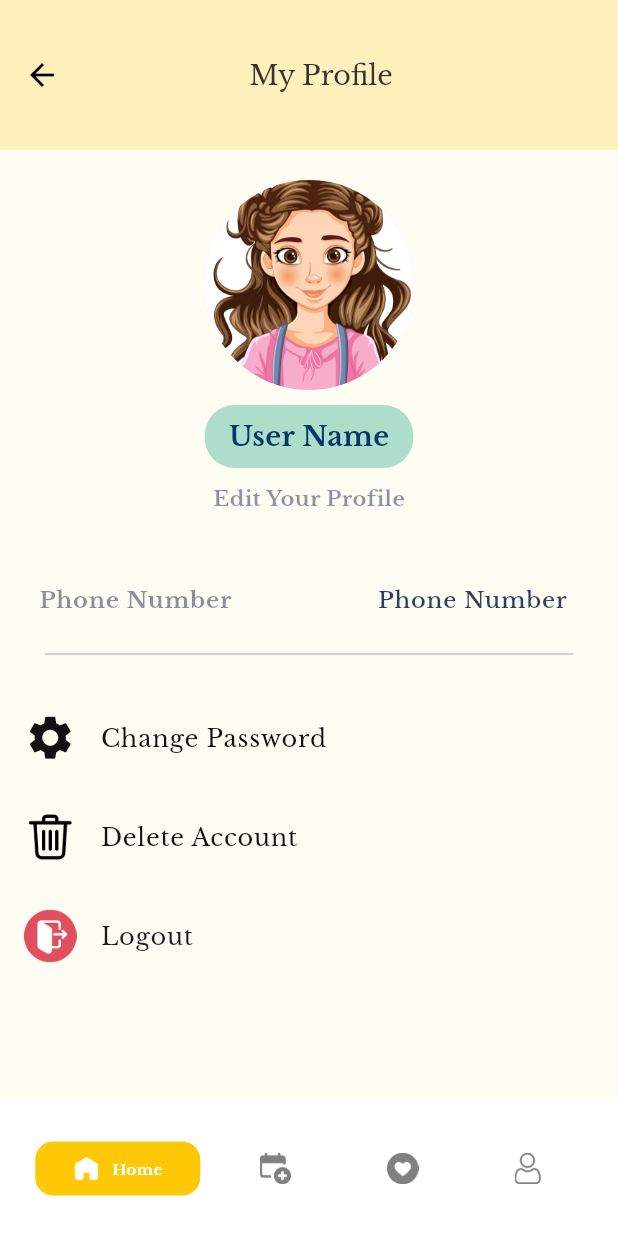
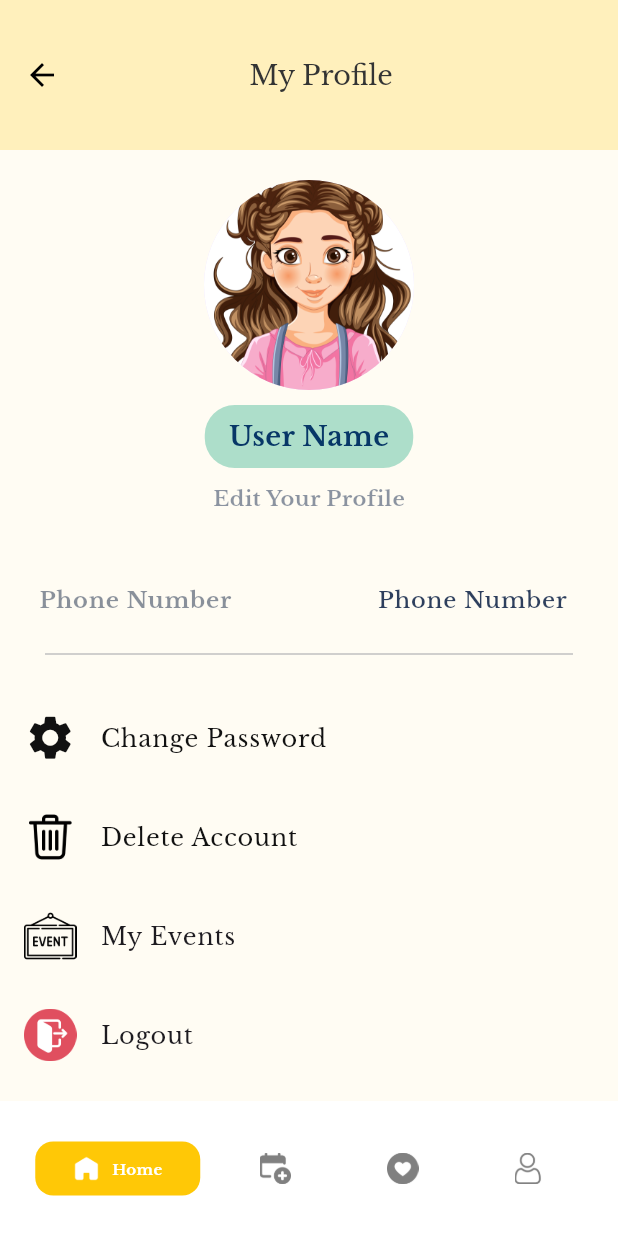
Before and after one commit to sneehaa/eventify, a Flutter app: the UserProfile screen opened by its route, on a phone screen of 412 x 824 dp. Run offline on Flutter 3.47's test engine with Material 3 defaults, Android fonts, the phone set to English and light mode, and no system bars; our stand-ins replace flutter_secure_storage, geocoding, geolocator, google_fonts, jwt_decoder, logger; missing offline and left inert: khalti_flutter; accounts and stored records are empty; network calls fail; statements that could not run were skipped.

Commit message:
Updated user profile feature

```diff
--- a/lib/features/profile/user_profile.dart
+++ b/lib/features/profile/user_profile.dart
@@ -35,10 +35,10 @@ class _UserProfileState extends State<UserProfile> {
     super.initState();
     final secureStorage = SecureStorage();
     userService = UserService(
-        baseUrl: 'http://localhost:5500/api/user/profile',
+        baseUrl: 'http://192.168.68.109:5500/api/user/profile',
         secureStorage: secureStorage,
-        deleteUrl: 'http://localhost:5500/api/user/delete',
-        editUrl: 'http://localhost:5500/api/user/edit');
+        deleteUrl: 'http://192.168.68.109:5500/api/user/delete',
+        editUrl: 'http://192.168.68.109:5500/api/user/edit');
     fetchUserId();
   }
 
@@ -92,7 +92,7 @@ class _UserProfileState extends State<UserProfile> {
         elevation: 0,
         leading: IconButton(
           onPressed: () {
-            Navigator.pop(context);
+            Navigator.pushReplacementNamed(context, AppRoute.homeRoute);
           },
           icon: const Icon(Icons.arrow_back, color: Colors.black),
         ),
@@ -112,7 +112,8 @@ class _UserProfileState extends State<UserProfile> {
           ],
         ),
       ),
-      body: Container(
+      body: SingleChildScrollView(
+        child: Container(
           color: const Color(0xFFFFFCF3),
           child: isLoading
               ? const Center(child: CircularProgressIndicator())
@@ -127,8 +128,8 @@ class _UserProfileState extends State<UserProfile> {
                     ),
                     const SizedBox(height: 10),
                     Container(
-                    padding:
-                        const EdgeInsets.symmetric(horizontal: 16, vertical: 8),
+                      padding: const EdgeInsets.symmetric(
+                          horizontal: 16, vertical: 8),
                       decoration: BoxDecoration(
                         color: const Color(0xFFADDECA),
                         borderRadius: BorderRadius.circular(20),
@@ -166,7 +167,8 @@ class _UserProfileState extends State<UserProfile> {
                                 fontSize: 15,
                                 color: const Color.fromARGB(128, 19, 36, 66),
                                 fontWeight: FontWeight.bold)),
-                      trailing: Text(userData?['phoneNumber'] ?? 'Phone Number',
+                        trailing:
+                            Text(userData?['phoneNumber'] ?? 'Phone Number',
                                 style: GoogleFonts.libreBaskerville(
                                   fontSize: 15,
                                   color: const Color(0xE6172B4D),
@@ -191,7 +193,10 @@ class _UserProfileState extends State<UserProfile> {
                         style: GoogleFonts.libreBaskerville(
                             color: const Color(0xFF111111), fontSize: 16),
                       ),
-                    onTap: () {},
+                      onTap: () {
+                        Navigator.pushReplacementNamed(
+                            context, AppRoute.createNewPasswordRoute);
+                      },
                     ),
                     const SizedBox(height: 10),
                     ListTile(
@@ -221,6 +226,15 @@ class _UserProfileState extends State<UserProfile> {
                     ),
                     const SizedBox(height: 10),
                     ListTile(
+                      leading: Image.asset('assets/icons/event.png',
+                          width: 35, height: 35),
+                      title: const Text('My Events'),
+                      onTap: () {
+                        Navigator.pushNamed(context, AppRoute.myeventsRoute);
+                      },
+                    ),
+                    const SizedBox(height: 10),
+                    ListTile(
                       leading: Image.asset('assets/icons/logout.png',
                           width: 35, height: 35),
                       title: const Text('Logout'),
@@ -239,6 +253,7 @@ class _UserProfileState extends State<UserProfile> {
                   ],
                 ),
         ),
+      ),
       bottomNavigationBar: BottomNavBar(
         selectedIndex: _selectedIndex,
         onItemSelected: _onItemSelected,
```
Lines whose indentation alone changed are shown as unchanged.
